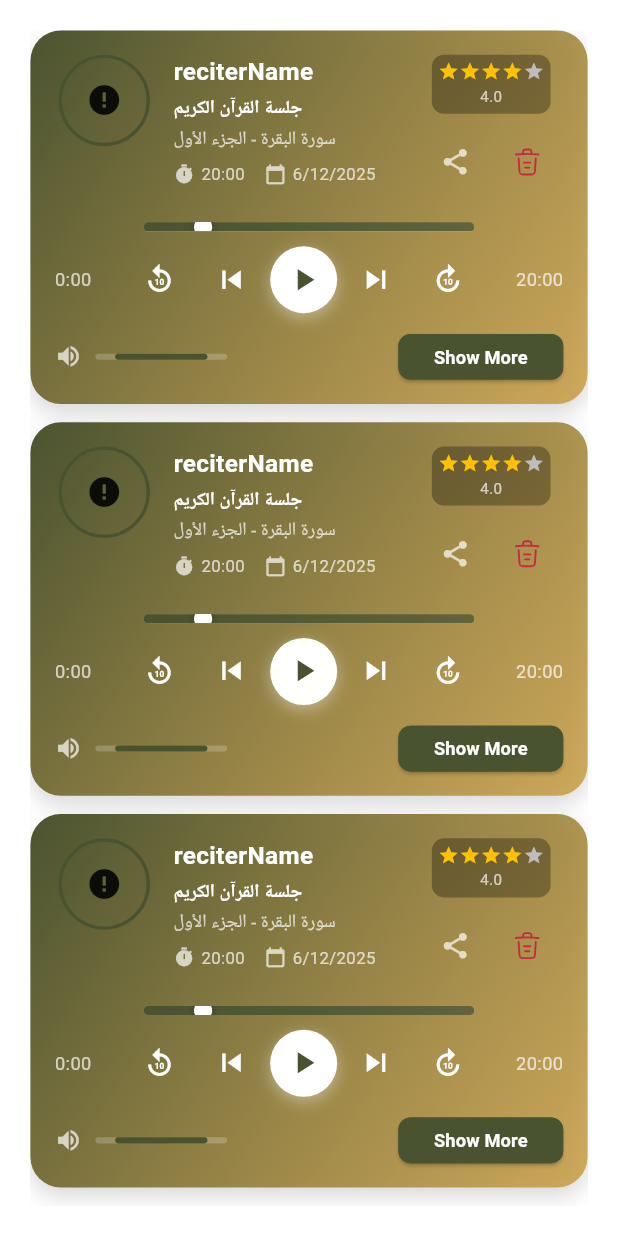
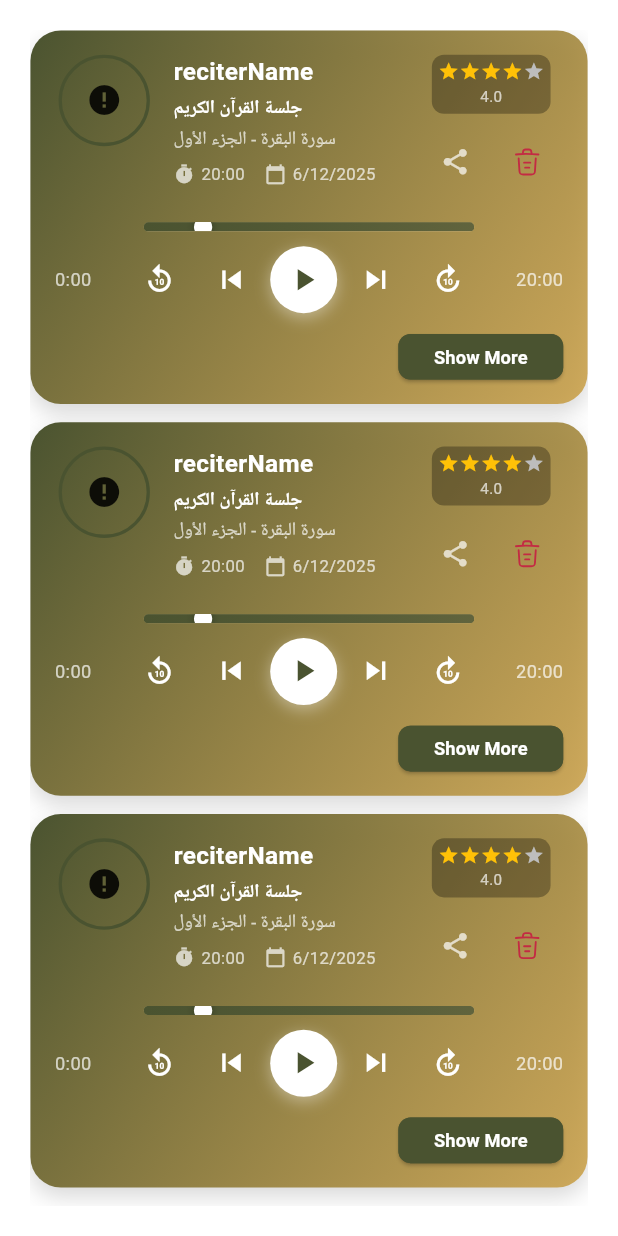
Before and after one commit to mostafaahmedbahr/El-Kottab, a Flutter app: the SessionsView screen opened directly, on a phone screen of 412 x 824 dp. Run offline on Flutter 3.47's test engine with Material 3 defaults, Android fonts, the light colour scheme and no system bars; drawn by our look-alikes of cached_network_image; our stand-ins replace animated_toggle_switch, carousel_slider, cherry_toast, conditional_builder_null_safety, dartz, dio and 17 more; accounts and stored records are empty; network calls fail; Roboto replaces fonts that are missing (RobotoCondensed).

Commit message:
edit session view

```diff
--- a/lib/features/sessions/presentation/views/widgets/additional_actions_button_and_sound_icon.dart
+++ b/lib/features/sessions/presentation/views/widgets/additional_actions_button_and_sound_icon.dart
@@ -8,35 +8,35 @@ class AdditionalActionsButtonAndSoundIcon extends StatelessWidget {
   @override
   Widget build(BuildContext context) {
     return   Row(
-      mainAxisAlignment: MainAxisAlignment.spaceBetween,
+      mainAxisAlignment: MainAxisAlignment.end,
       children: [
-        Row(
-          children: [
-            Icon(
-              Icons.volume_up,
-              color: Colors.white70,
-              size: 18.r,
-            ),
-            Gap(8.w),
-            Container(
-              width: 80.w,
-              height: 4.h,
-              decoration: BoxDecoration(
-                borderRadius: BorderRadius.circular(2.r),
-                color: Colors.white.withValues(alpha: 0.2),
-              ),
-              child: FractionallySizedBox(
-                widthFactor: 0.7,
-                child: Container(
-                  decoration: BoxDecoration(
-                    borderRadius: BorderRadius.circular(2.r),
-                    color: AppColors.darkOlive,
-                  ),
-                ),
-              ),
-            ),
-          ],
-        ),
+        // Row(
+        //   children: [
+        //     Icon(
+        //       Icons.volume_up,
+        //       color: Colors.white70,
+        //       size: 18.r,
+        //     ),
+        //     Gap(8.w),
+        //     Container(
+        //       width: 80.w,
+        //       height: 4.h,
+        //       decoration: BoxDecoration(
+        //         borderRadius: BorderRadius.circular(2.r),
+        //         color: Colors.white.withValues(alpha: 0.2),
+        //       ),
+        //       child: FractionallySizedBox(
+        //         widthFactor: 0.7,
+        //         child: Container(
+        //           decoration: BoxDecoration(
+        //             borderRadius: BorderRadius.circular(2.r),
+        //             color: AppColors.darkOlive,
+        //           ),
+        //         ),
+        //       ),
+        //     ),
+        //   ],
+        // ),
 
 
         CustomButton(
```
